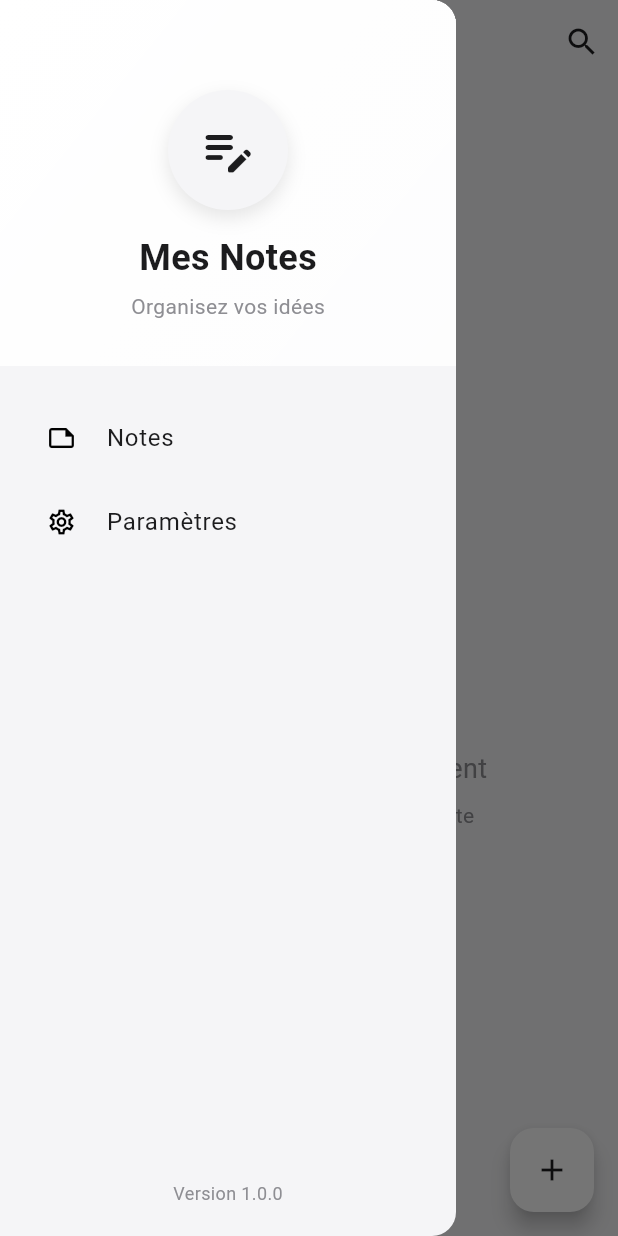
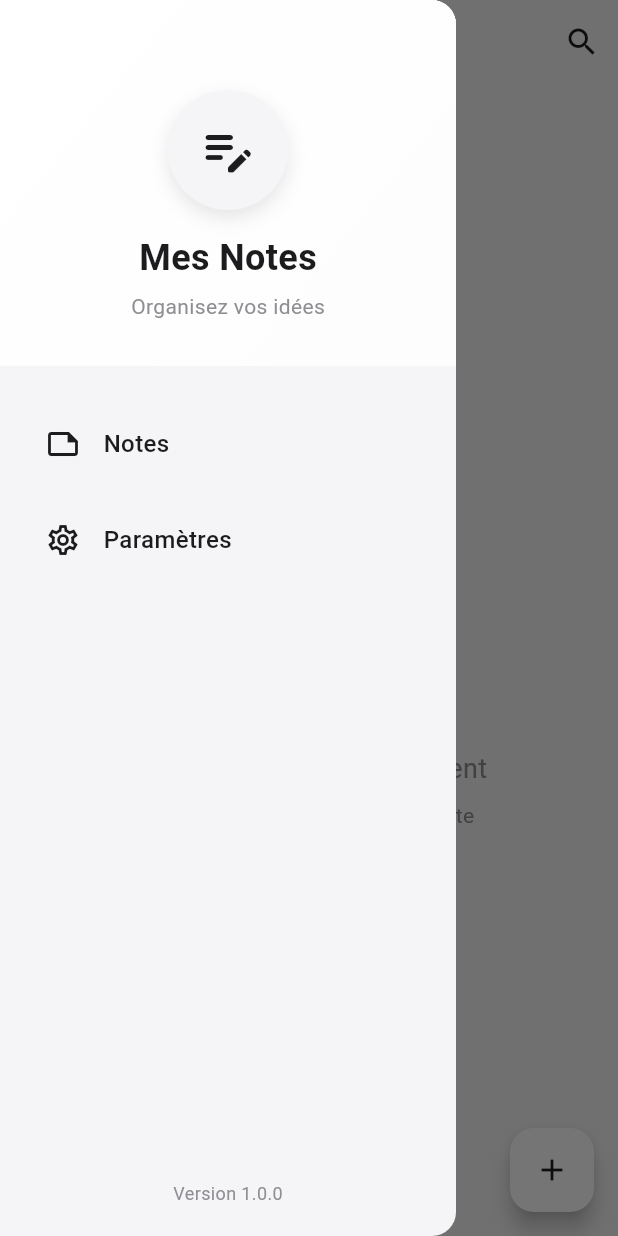
Before and after one commit to Rahim10020/NoteApp-Mkoko-, a Flutter app: the screen it shows after launch, with the side drawer open, on a phone screen of 412 x 824 dp. Run offline on Flutter 3.47's test engine with Material 3 defaults, Android fonts, the phone set to English and light mode, and no system bars; our stand-ins replace google_fonts, isar, popover; accounts and stored records are empty; generated files the repository leaves out were written again.

Commit message:
amelioration de drawe tile

```diff
--- a/lib/components/my_drawer_tile.dart
+++ b/lib/components/my_drawer_tile.dart
@@ -15,19 +15,38 @@ class MyDrawerTile extends StatelessWidget {
   @override
   Widget build(BuildContext context) {
     return Padding(
-      padding: const EdgeInsets.only(left: 15),
-      child: ListTile(
-        title: Text(
-          text,
-          style: TextStyle(
-            color: Theme.of(context).colorScheme.inversePrimary,
+      padding: const EdgeInsets.symmetric(horizontal: 15, vertical: 5),
+      child: Material(
+        color: Colors.transparent,
+        child: InkWell(
+          onTap: onTap,
+          borderRadius: BorderRadius.circular(12),
+          child: Container(
+            padding: const EdgeInsets.symmetric(horizontal: 15, vertical: 15),
+            decoration: BoxDecoration(
+              borderRadius: BorderRadius.circular(12),
+              // Effet hover subtil
+            ),
+            child: Row(
+              children: [
+                Icon(
+                  icon,
+                  size: 24,
+                  color: Theme.of(context).colorScheme.inversePrimary,
+                ),
+                const SizedBox(width: 15),
+                Text(
+                  text,
+                  style: TextStyle(
+                    color: Theme.of(context).colorScheme.inversePrimary,
+                    fontSize: 16,
+                    fontWeight: FontWeight.w500,
+                  ),
+                ),
+              ],
+            ),
           ),
         ),
-        leading: Icon(
-          icon,
-          size: 20,
-        ),
-        onTap: onTap,
       ),
     );
   }
```
